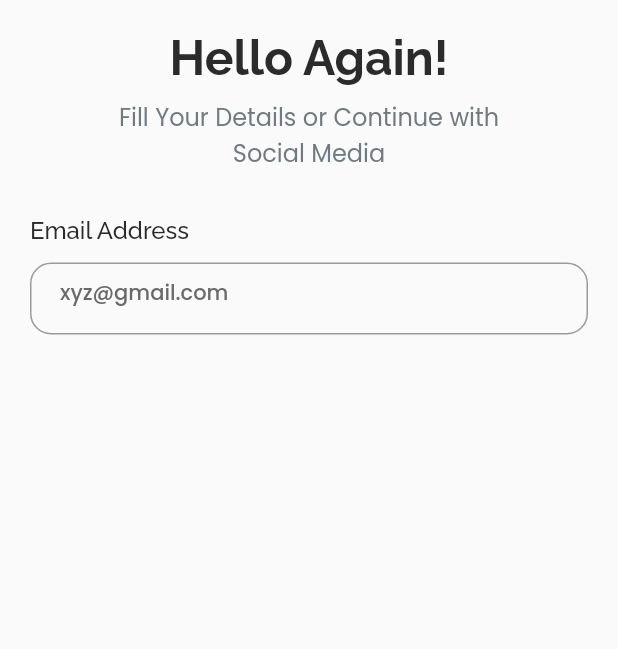
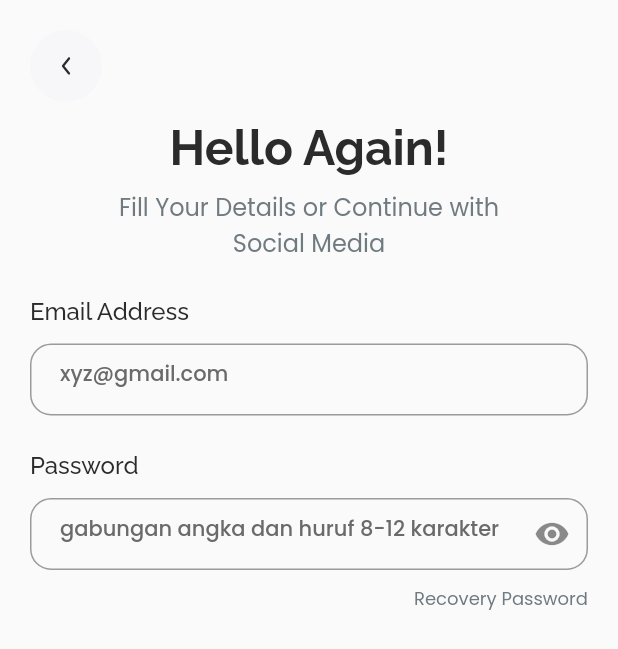
Before and after one commit to puay12/nike_store_app, a Flutter app: the screen it shows after launch, on a phone screen of 412 x 824 dp. Shown: the top 649 px of the screen. Run offline on Flutter 3.47's test engine with Material 2 defaults, Android fonts, the phone set to English and light mode, and no system bars; our stand-ins replace animated_bottom_navigation_bar, animated_splash_screen, bloc, equatable, flutter_bloc, flutter_svg.

Commit message:
modified:   assets/icons/back.svg 	deleted:    lib/bloc/chart/chart_bloc.dart 	deleted:    lib/bloc/chart/chart_event.dart 	deleted:    lib/bloc/chart/chart_state.dart 	modified:   lib/main.dart 	deleted:    lib/models/shoes_model.dart 	modified:   lib/modules/login.dart

```diff
--- a/lib/main.dart
+++ b/lib/main.dart
@@ -5,7 +5,6 @@ import 'package:nike_store_app/bloc/color/fav_color_cubit.dart';
 import 'package:nike_store_app/bloc/navigation/nav_cubit.dart';
 import 'package:nike_store_app/constants/theme.dart';
 import 'package:nike_store_app/modules/login.dart';
-import 'modules/home.dart';
 
 void main() {
   runApp(const MyApp());
--- a/lib/modules/login.dart
+++ b/lib/modules/login.dart
@@ -1,13 +1,20 @@
-import 'dart:ffi';
-
 import 'package:flutter/material.dart';
+import 'package:flutter_svg/flutter_svg.dart';
 import 'package:nike_store_app/constants/theme.dart';
 
-class Login extends StatelessWidget {
+class Login extends StatefulWidget {
   Login({super.key});
 
+  @override
+  State<Login> createState() => _LoginState();
+}
+
+class _LoginState extends State<Login> {
   TextEditingController emailController = TextEditingController();
+
   TextEditingController passwordController = TextEditingController();
+
+  bool _isObscure = true;
 
   @override
   Widget build(BuildContext context) {
@@ -17,6 +24,22 @@ class Login extends StatelessWidget {
           padding: EdgeInsets.all(20),
           child: Column(
             children: [
+              // back button
+              Align(
+                alignment: Alignment(-1,0),
+                child: InkWell(
+                  onTap: () {},
+                  child: Container(
+                    padding: EdgeInsets.all(12),
+                    decoration: BoxDecoration(
+                      color: darkWhite,
+                      shape: BoxShape.circle
+                    ),
+                    child: SvgPicture.asset('assets/icons/back.svg'),
+                  ),
+                ),
+              ),
+              SizedBox(height: 12),
               // Title & subtitle
               Center(
                 child: Container(
@@ -50,7 +73,7 @@ class Login extends StatelessWidget {
                   ),
                 ),
               ),
-              SizedBox(height: 30),
+              SizedBox(height: 24),
               // Form
               Container(
                 child: Column(
@@ -95,6 +118,79 @@ class Login extends StatelessWidget {
                         ),
                       ]
                     ),
+                    SizedBox(height: 24),
+                    Column(
+                      crossAxisAlignment: CrossAxisAlignment.start,
+                      children: [
+                        Text(
+                          'Password',
+                          style: TextStyle(
+                            color: defaultBlack,
+                            fontWeight: medium,
+                            fontSize: 16
+                          ),
+                        ),
+                        SizedBox(height: 12),
+                        SizedBox(
+                          height: 48,
+                          child: TextField(
+                            obscureText: _isObscure,
+                            controller: passwordController,
+                            decoration: InputDecoration(
+                              suffixIcon: IconButton(
+                                icon: Icon(
+                                  _isObscure ? Icons.visibility : Icons.visibility_off
+                                ),
+                                onPressed: () {
+                                  setState(() {
+                                    _isObscure = !_isObscure;
+                                  });
+                                },
+                              ),
+                              contentPadding: EdgeInsets.all(20),
+                              border: OutlineInputBorder(
+                                borderRadius: BorderRadius.circular(semiHighBorderRadius),
+                                borderSide: BorderSide(color: lightGray)
+                              ),
+                              hintText: 'gabungan angka dan huruf 8-12 karakter',
+                              hintStyle: TextStyle(
+                                color: defaultGray,
+                                fontFamily: 'Poppins',
+                                fontWeight: medium,
+                                fontSize: 14),
+                              fillColor: lightGray,
+                              focusColor: defaultBlue),
+                              style: TextStyle(
+                                color: defaultBlack,
+                                fontFamily: 'Poppins',
+                                fontWeight: medium,
+                                fontSize: 14
+                            ),
+                          ),
+                        ),
+                      ]
+                    ),
+                    SizedBox(height: 10),
+                    GestureDetector(
+                      onTap: () {},
+                      child: Align(
+                        alignment: Alignment(1,0),
+                        child: Text(
+                          'Recovery Password',
+                          style: TextStyle(
+                            color: lightGray,
+                            fontFamily: 'Poppins',
+                            fontSize: 12,
+                            fontWeight: regular
+                          ),
+                        ),
+                      ),
+                    ),
+                    SizedBox(height: 16),
+                    // ElevatedButton(
+                    //   onPressed: () {},
+                    //   label
+                    // ),
                   ],
                 ),
               )
```
Also changed, not shown: lib/bloc/chart/chart_bloc.dart (deleted, +0 -18 lines), lib/bloc/chart/chart_event.dart (deleted, +0 -19 lines), lib/bloc/chart/chart_state.dart (deleted, +0 -19 lines), lib/models/shoes_model.dart (deleted, +0 -29 lines), assets/icons/back.svg.
